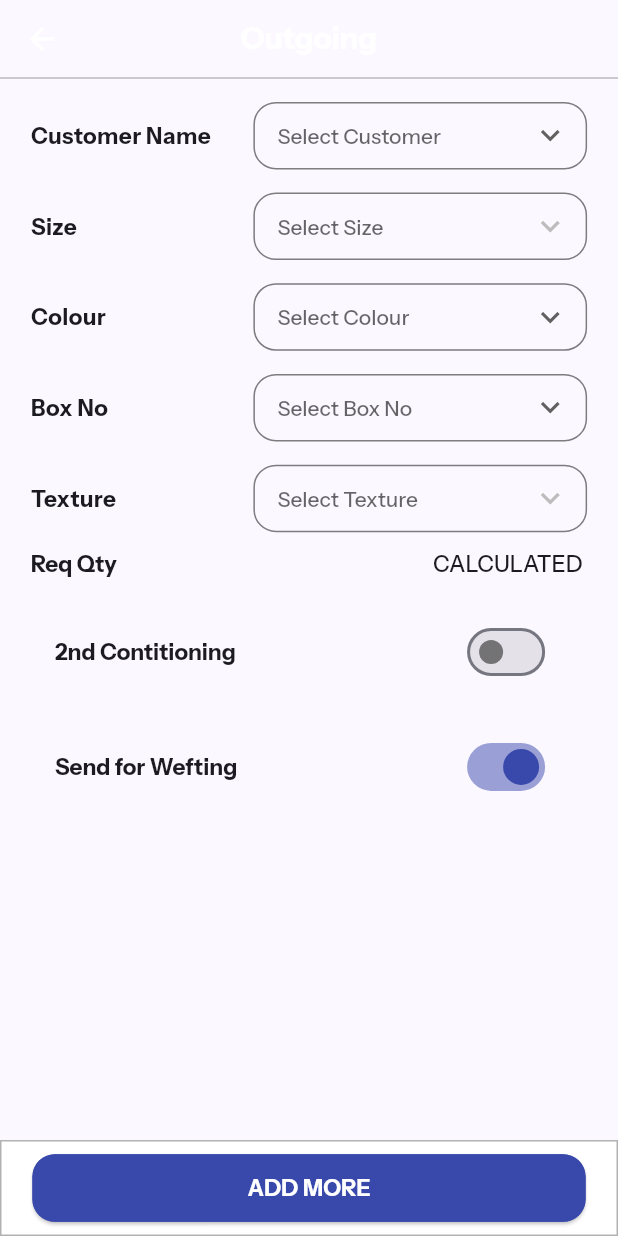
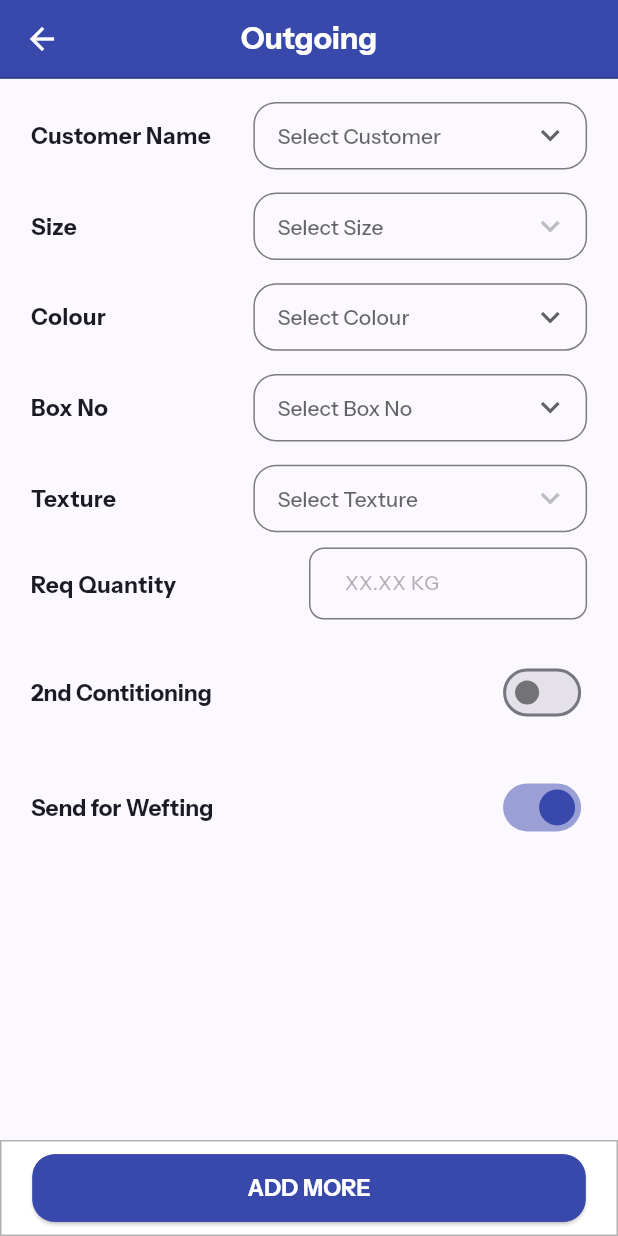
Before and after one commit to ananthuvs2000/dthexports, a Flutter app: the OutGoingScreen screen opened directly, after a tap on "Send for Wefting", on a phone screen of 412 x 824 dp. Run offline on Flutter 3.47's test engine with Material 2 defaults, Android fonts, the light colour scheme and no system bars; our stand-ins replace flutter_screenutil, get, image_picker; project files that could hold a hidden picture were left out.

Commit message:
switch tile

```diff
--- a/lib/_common_widgets/switch_tile.dart
+++ b/lib/_common_widgets/switch_tile.dart
@@ -1,36 +1,41 @@
 import 'package:dth/theme/colors.dart';
-import 'package:dth/theme/layout.dart';
+
 import 'package:flutter/material.dart';
 
 class CustomSwitchTile extends StatefulWidget {
-   CustomSwitchTile({Key? key ,required this.title}):super(key: key);
-  String title;
+  CustomSwitchTile({
+    required this.title,
+    super.key,
+    required this.onChanged, required this.value,
+  });
+  final bool value;
+  final String title;
+  final void Function(bool value) onChanged;
 
   @override
   State<CustomSwitchTile> createState() => _CustomSwitchTileState();
 }
 
 class _CustomSwitchTileState extends State<CustomSwitchTile> {
-  bool _isChanged=false;
-
   @override
   Widget build(BuildContext context) {
     return Padding(
-        padding: EdgeInsets.all(0),
+      padding: EdgeInsets.zero,
       child: SwitchListTile(
-
+        contentPadding: EdgeInsets.zero,
         inactiveThumbColor: Colors.black54,
         activeColor: primaryColor,
-        title: Text('${widget.title}',style: const TextStyle(
-              fontWeight: FontWeight.bold,
-              letterSpacing: 0,
-              fontSize: 15,
-            ),),
-        value: _isChanged, onChanged:(bool value){
-        setState(() {
-          _isChanged=value;
-        });
-      } ),
+        title: Text(
+          '${widget.title}',
+          style: const TextStyle(
+            fontWeight: FontWeight.bold,
+            letterSpacing: 0,
+            fontSize: 15,
+          ),
+        ),
+        value: widget.value,
+        onChanged: (value) => widget.onChanged(value),
+      ),
     );
   }
 }
--- a/lib/screens/standard/outgoing/outgoing_page.dart
+++ b/lib/screens/standard/outgoing/outgoing_page.dart
@@ -1,5 +1,7 @@
 import 'package:dth/_common_widgets/bottom_actions_area.dart';
+import 'package:dth/_common_widgets/number_entry_field.dart';
 import 'package:dth/_common_widgets/switch_tile.dart';
+import 'package:dth/theme/colors.dart';
 import 'package:dth/theme/layout.dart';
 import 'package:dth/_common_widgets/appbar_underline.dart';
 import 'package:dth/_common_widgets/drop_down_menu_field.dart';
@@ -34,6 +36,8 @@ class _OutGoingScreenState extends State<OutGoingScreen> {
       selectedOption = value;
     });
   }
+   bool _secondCond=false;
+   bool _sndWftng=false;
 
   @override
   Widget build(BuildContext context) {
@@ -41,7 +45,8 @@ class _OutGoingScreenState extends State<OutGoingScreen> {
       appBar: AppBar(
         elevation: 0,
         scrolledUnderElevation: 0,
-        backgroundColor: Colors.transparent,
+        backgroundColor: primaryColor,
+        foregroundColor: inversePrimaryColor,
         title: const Text('Outgoing'),
         bottom: appBarUnderline,
       ),
@@ -61,8 +66,10 @@ class _OutGoingScreenState extends State<OutGoingScreen> {
                   fieldLabel: 'Customer Name',
                   dropDownLabel: 'Select Customer',
                   dropdownEntries: const [
-                    DropdownMenuItem(value: 'Customer 1', child: Text('Customer 1')),
-                    DropdownMenuItem(value: 'Customer 2', child: Text('Customer 2')),
+                    DropdownMenuItem(
+                        value: 'Customer 1', child: Text('Customer 1')),
+                    DropdownMenuItem(
+                        value: 'Customer 2', child: Text('Customer 2')),
                   ],
                   onSelected: (selectedVal) {
                     print(selectedVal.toString());
@@ -104,7 +111,8 @@ class _OutGoingScreenState extends State<OutGoingScreen> {
                   dropDownLabel: 'Select Box No',
                   dropdownEntries: const [
                     DropdownMenuItem(value: '15', child: Text('Customer 15')),
-                    DropdownMenuItem(value: 'Customer 25', child: Text('Customer 25')),
+                    DropdownMenuItem(
+                        value: 'Customer 25', child: Text('Customer 25')),
                   ],
                   onSelected: (selectedVal) {
                     print(selectedVal.toString());
@@ -123,22 +131,38 @@ class _OutGoingScreenState extends State<OutGoingScreen> {
                   },
                 ),
                 hSpace(10),
-                const DynamicFieldRow(label: 'Req Qty', value: 'CALCULATED'),
+                NumberEntryField(label: 'Req Quantity', controller: TextEditingController(), validator: (value) {
+                  return null;
+                },),
                 hSpace(20),
-                CustomSwitchTile(title: '2nd Contitioning'),
+                CustomSwitchTile(
+                  value: _secondCond,
+                  title: '2nd Contitioning',
+                  onChanged: (value) {
+                    setState(() {
+                      _secondCond=value;
+                    });
+                  },
+                ),
                 // const DynamicFieldRow(label: '2nd Conditioning', value: 'Yes or No'),
                 hSpace(20),
                 // const DynamicFieldRow(label: 'Send For Wefting', value: 'Yes or No'),
 
-                CustomSwitchTile(title: 'Send for Wefting'),
+                CustomSwitchTile(
+                  onChanged: (value) {
+                    setState(() {
+                      _sndWftng=value;
+                    });
+                  },
+                  value: _sndWftng,
+                  title: 'Send for Wefting'),
                 hSpace(30),
-
               ],
             ),
           ),
         ),
       ),
-      bottomNavigationBar:  BottomActionsArea(
+      bottomNavigationBar: BottomActionsArea(
         children: [
           Expanded(
             child: PrimaryElevatedButton(
@@ -149,6 +173,5 @@ class _OutGoingScreenState extends State<OutGoingScreen> {
         ],
       ),
     );
-
   }
 }
--- a/lib/screens/standard/production/production_day_end.dart
+++ b/lib/screens/standard/production/production_day_end.dart
@@ -3,6 +3,7 @@ import 'package:dth/_providers/dropdown_providers/accept_page_form_provider.dart
 import 'package:dth/_providers/image_provider.dart';
 import 'package:dth/_providers/item_accept_temp_provider.dart';
 import 'package:dth/screens/standard/widgets/table.dart';
+import 'package:dth/theme/colors.dart';
 import 'package:dth/theme/layout.dart';
 import 'package:dth/_common_widgets/appbar_underline.dart';
 import 'package:dth/_common_widgets/bottom_actions_area.dart';
@@ -68,7 +69,8 @@ class _DayEndScreenState extends State<DayEndScreen> {
       appBar: AppBar(
         scrolledUnderElevation: 0,
         elevation: 0,
-        backgroundColor: Colors.white,
+        backgroundColor: primaryColor,
+        foregroundColor: inversePrimaryColor,
         title: const Text('Production Day End'),
         bottom: appBarUnderline,
       ),
--- a/lib/screens/standard/production/production_day_start.dart
+++ b/lib/screens/standard/production/production_day_start.dart
@@ -1,6 +1,7 @@
 import 'package:dth/_common_widgets/image_preview_container.dart';
 import 'package:dth/_providers/dropdown_providers/accept_page_form_provider.dart';
 import 'package:dth/_providers/image_provider.dart';
+import 'package:dth/theme/colors.dart';
 import 'package:dth/theme/layout.dart';
 import 'package:dth/_common_widgets/appbar_underline.dart';
 import 'package:dth/_common_widgets/bottom_actions_area.dart';
@@ -51,7 +52,8 @@ class _DayStartState extends State<DayStart> {
       appBar: AppBar(
         elevation: 0,
         scrolledUnderElevation: 0,
-        backgroundColor: Colors.white,
+         backgroundColor: primaryColor,
+        foregroundColor: inversePrimaryColor,
         title: const Text('Production Day Start'),
         bottom: appBarUnderline,
       ),
```
Lines whose indentation alone changed are shown as unchanged.
